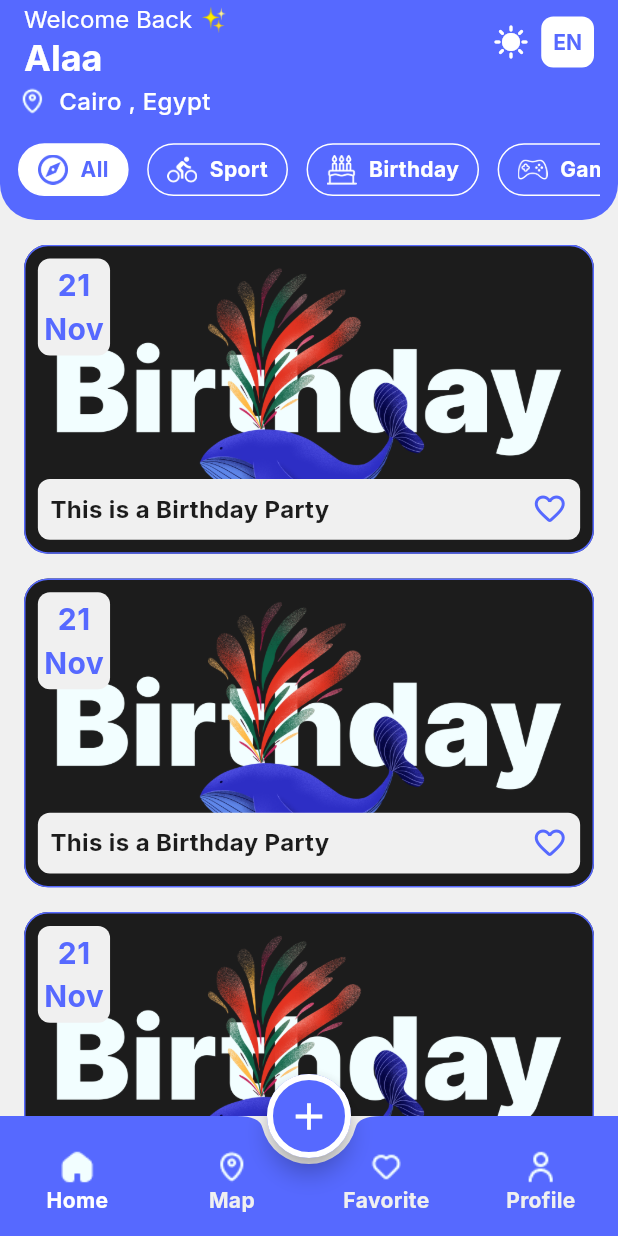
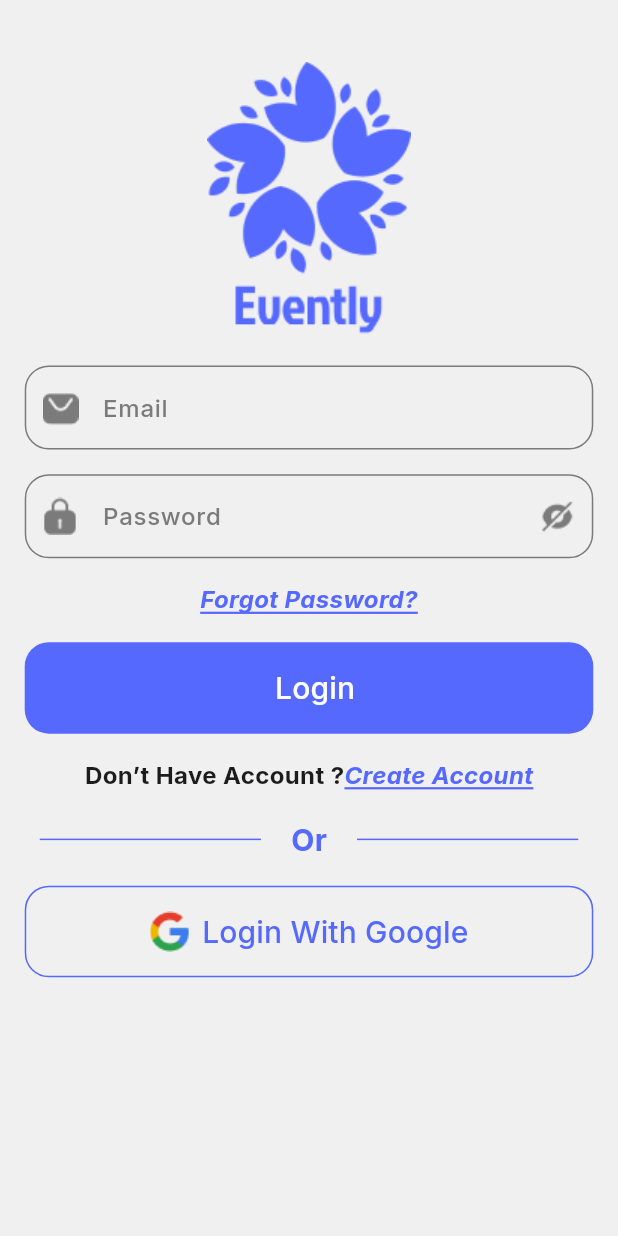
Before and after one commit to alaaHesham31/event-planning-app, a Flutter app: the screen it shows after launch, on a phone screen of 412 x 824 dp. Run offline on Flutter 3.47's test engine with Material 3 defaults, Android fonts, the phone set to English and light mode, and no system bars; our stand-ins replace google_fonts, introduction_screen; generated files the repository leaves out were written again.

```diff
--- /dev/null
+++ b/lib/auth/login/login_screen.dart
@@ -0,0 +1,133 @@
+import 'package:evently_app/auth/regist/register_screen.dart';
+import 'package:evently_app/utils/app_colors.dart';
+import 'package:evently_app/utils/app_image.dart';
+import 'package:evently_app/utils/app_style.dart';
+import 'package:evently_app/widgets/custom_elevated_button.dart';
+import 'package:evently_app/widgets/custom_text_field.dart';
+import 'package:flutter/material.dart';
+import 'package:flutter_gen/gen_l10n/app_localizations.dart';
+
+class LoginScreen extends StatelessWidget {
+  static const String routeName = 'loginScreen';
+
+  const LoginScreen({super.key});
+
+  @override
+  Widget build(BuildContext context) {
+    var height = MediaQuery.of(context).size.height;
+    var width = MediaQuery.of(context).size.width;
+
+    return Scaffold(
+      backgroundColor: AppColors.nodeWhiteColor,
+      body: Padding(
+        padding: EdgeInsets.only(
+            top: height * 0.05, right: width * 0.04, left: width * 0.04),
+        child: SingleChildScrollView(
+          child: Column(
+            // crossAxisAlignment: CrossAxisAlignment.stretch,
+            children: [
+              Image.asset(AppImage.eventlyLogo),
+              SizedBox(
+                height: height * 0.02,
+              ),
+              CustomTextField(
+                  textStyle: AppStyle.semi16Grey,
+                  hintText: AppLocalizations.of(context)!.email,
+                  hintTextStyle: AppStyle.semi16Grey,
+                  prefixIcon: Image.asset(AppImage.emailIcon),
+                  borderColor: AppColors.greyColor),
+              SizedBox(
+                height: height * 0.02,
+              ),
+              CustomTextField(
+                textStyle: AppStyle.semi16Grey,
+                hintText: AppLocalizations.of(context)!.password,
+                hintTextStyle: AppStyle.semi16Grey,
+                borderColor: AppColors.greyColor,
+                prefixIcon: Image.asset(AppImage.passwordIcon),
+                suffixIcon: Image.asset(AppImage.viewIcon),
+              ),
+              SizedBox(
+                height: height * 0.02,
+              ),
+              Text(
+                AppLocalizations.of(context)!.forgotPassword,
+                textAlign: TextAlign.end,
+                style: AppStyle.boldItalic16Primary.copyWith(
+                    decoration: TextDecoration.underline,
+                    decorationColor: AppColors.primaryColor),
+              ),
+              SizedBox(
+                height: height * 0.02,
+              ),
+              CustomElevatedButton(
+                  textStyle: AppStyle.semi20White,
+                  text: AppLocalizations.of(context)!.login),
+              SizedBox(
+                height: height * 0.02,
+              ),
+              InkWell(
+                onTap: (){
+                  Navigator.pushNamed(context, RegisterScreen.routeName);
+                },
+                child: Text.rich(
+                  TextSpan(
+                    children: [
+                      TextSpan(
+                        text: AppLocalizations.of(context)!.doNotHaveAcc,
+                        style: AppStyle.bold16Black,
+                      ),
+                      TextSpan(
+                        text: AppLocalizations.of(context)!.createAccount,
+                        style: AppStyle.boldItalic16Primary.copyWith(
+                            decoration: TextDecoration.underline,
+                            decorationColor: AppColors.primaryColor),
+                      ),
+                    ],
+                  ),
+                ),
+              ),
+              SizedBox(
+                height: height * 0.02,
+              ),
+              Row(
+                children: [
+                  Expanded(
+                    child: Divider(
+                      thickness: 1,
+                      indent: 10,
+                      endIndent: 20,
+                      color: AppColors.primaryColor,
+                    ),
+                  ),
+                  Text(
+                    AppLocalizations.of(context)!.or,
+                    style: AppStyle.bold20Primary,
+                  ),
+                  Expanded(
+                    child: Divider(
+                      thickness: 1,
+                      indent: 20,
+                      endIndent: 10,
+                      color: AppColors.primaryColor,
+                    ),
+                  ),
+                ],
+              ),
+              SizedBox(
+                height: height * 0.02,
+              ),
+              CustomElevatedButton(
+                  textStyle: AppStyle.semi20Primary,
+                  text: AppLocalizations.of(context)!.loginWithGoogle,
+                backgroundColor: AppColors.nodeWhiteColor,
+                borderSide: AppColors.primaryColor,
+                icon: Image.asset(AppImage.googleIcon),
+              )
+            ],
+          ),
+        ),
+      ),
+    );
+  }
+}
--- a/lib/l10n/intl_ar.arb
+++ b/lib/l10n/intl_ar.arb
@@ -21,7 +21,19 @@
 "workShop" : "ورشة عمل",
 "exhibition" : "معرض",
 "searchForEvent" : "ايحث عن موعد",
-"logout" : "تسجيل خروج"
+"logout" : "تسجيل خروج",
+"email" : "البريد الالكتروني",
+"password" : "كلمية المرور",
+"forgotPassword" : "هل نسيت كلمة المرور ؟",
+"don'tHaveAcc" : "لا تمنلك حساب ؟",
+"createAccount" : "أنشئ حساب",
+"login" : "تسجيل دخول",
+"or" : "أو",
+"loginWithGoogle" : "الدخول باستخدام جوحل",
+"name" : "الاسم",
+"rePassword" : "أعد ادخال كلمة المرور",
+"register" : "التسجيل",
+"alreadyHaveAccount" : "هل لديك حساب بالفعل؟"
 
 
 }
--- a/lib/l10n/intl_en.arb
+++ b/lib/l10n/intl_en.arb
@@ -21,6 +21,17 @@
 "workShop" : "Work Shop",
 "exhibition" : "Exhibition",
 "searchForEvent" : "Search for Event",
-"logout" : "Logout"
-
+"logout" : "Logout",
+"email" : "Email",
+"password" : "Password",
+"forgotPassword" : "Forgot Password?",
+"doNotHaveAcc" : "Don’t Have Account ?",
+"createAccount" : "Create Account",
+"login" : "Login",
+"or" : "Or",
+"loginWithGoogle" : "Login With Google",
+"name" : "Name",
+"rePassword" : "Re Password",
+"register" : "Register",
+"alreadyHaveAccount" : "Already Have Account ?"
 }
--- a/lib/main.dart
+++ b/lib/main.dart
@@ -1,4 +1,6 @@
 
+import 'package:evently_app/auth/login/login_screen.dart';
+import 'package:evently_app/auth/regist/register_screen.dart';
 import 'package:evently_app/providers/app_language_provider.dart';
 import 'package:evently_app/providers/app_theme_provider.dart';
 import 'package:evently_app/splash_screen.dart';
@@ -28,12 +30,16 @@ class MyApp extends StatelessWidget {
     var themeProvider = Provider.of<AppThemeProvider>(context);
     return MaterialApp(
       debugShowCheckedModeBanner: false,
-      initialRoute: HomeScreen.routeName,
+      initialRoute: LoginScreen.routeName,
       routes: {
         SplashScreen.routeName: (context) => SplashScreen(),
         LetsGoScreen.routeName: (context) => LetsGoScreen(),
         OnboardingScreen.routeName: (context) => OnboardingScreen(),
-        HomeScreen.routeName: (context) => HomeScreen()
+        LoginScreen.routeName: (context) => LoginScreen(),
+        RegisterScreen.routeName: (context) => RegisterScreen(),
+
+
+        HomeScreen.routeName: (context) => HomeScreen(),
       },
       theme: themeProvider.appTheme,
       locale: Locale(languageProvider.appLanguage),
--- a/lib/ui/tabs/favorite_tab/favorite_tab.dart
+++ b/lib/ui/tabs/favorite_tab/favorite_tab.dart
@@ -23,7 +23,7 @@ class FavoriteTab extends StatelessWidget {
               hintText: AppLocalizations.of(context)!.searchForEvent,
               hintTextStyle: AppStyle.bold14Primary,
               borderColor: AppColors.primaryColor,
-              iconName: Image.asset(
+              prefixIcon: Image.asset(
                 AppImage.searchIcon,
                 color: null,
               ),
--- a/lib/utils/app_image.dart
+++ b/lib/utils/app_image.dart
@@ -36,6 +36,13 @@ class AppImage{
   static const String birthday = "assets/images/birthday_icon.png";
   static const String searchIcon = "assets/images/search_icon.png";
   static const String profile = "assets/images/profile.png";
+  static const String emailIcon = "assets/images/email_icon.png";
+  static const String passwordIcon = "assets/images/password_icon.png";
+  static const String viewIcon = "assets/images/view_icon.png";
+  static const String nameIcon = "assets/images/name_icon.png";
+  static const String googleIcon = "assets/images/google_icon.png";
+
+
 
 
 
--- a/lib/widgets/custom_elevated_button.dart
+++ b/lib/widgets/custom_elevated_button.dart
@@ -3,16 +3,19 @@ import 'package:evently_app/utils/app_style.dart';
 import 'package:flutter/material.dart';
 
 class CustomElevatedButton extends StatelessWidget {
-  Color backgroundColor;
+  Color? backgroundColor;
+  Color? borderSide;
+
   TextStyle textStyle;
   String text;
   Widget? icon;
 
   CustomElevatedButton(
       {super.key,
-      required this.backgroundColor,
+      this.backgroundColor,
       required this.textStyle,
       required this.text,
+        this.borderSide,
       this.icon});
 
   @override
@@ -20,8 +23,16 @@ class CustomElevatedButton extends StatelessWidget {
     return ElevatedButton(
       onPressed: () {},
       style: ElevatedButton.styleFrom(
-        shape: RoundedRectangleBorder(borderRadius: BorderRadius.circular(16)),
-        backgroundColor: backgroundColor,
+        elevation: 0,
+        shape: RoundedRectangleBorder(
+          side: BorderSide(
+            color: borderSide ?? AppColors.transparentColor,
+          ),
+          borderRadius: BorderRadius.circular(16),
+
+        ),
+
+        backgroundColor: backgroundColor ?? AppColors.primaryColor,
       ),
       child: Padding(
         padding: const EdgeInsets.symmetric(vertical: 16.0),
--- a/lib/widgets/custom_text_field.dart
+++ b/lib/widgets/custom_text_field.dart
@@ -6,8 +6,8 @@ class CustomTextField extends StatelessWidget {
   String? hintText;
   TextStyle? hintTextStyle;
   TextStyle? textStyle;
-
-  Image? iconName;
+ Image? suffixIcon;
+  Image? prefixIcon;
   Color borderColor;
 
   CustomTextField(
@@ -15,7 +15,8 @@ class CustomTextField extends StatelessWidget {
       required this.textStyle,
       required this.hintText,
       required this.hintTextStyle,
-      this.iconName,
+      this.prefixIcon,
+        this.suffixIcon,
       required this.borderColor});
 
   @override
@@ -25,7 +26,8 @@ class CustomTextField extends StatelessWidget {
       decoration: InputDecoration(
         hintText: hintText,
         hintStyle: hintTextStyle,
-        prefixIcon: iconName,
+        prefixIcon: prefixIcon,
+        suffixIcon: suffixIcon,
         border: OutlineInputBorder(
           borderSide: BorderSide(color: borderColor, width: 1),
           borderRadius: BorderRadius.circular(16),
```
Also changed, not shown: lib/auth/regist/register_screen.dart (added, +115 -0 lines), assets/images/email_icon.png (added), assets/images/google_icon.png (added), assets/images/password_icon.png (added), assets/images/view_icon.png (added).
